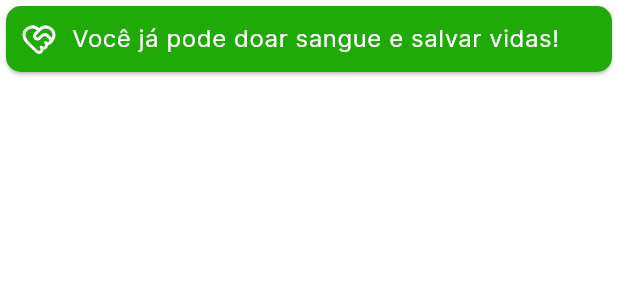
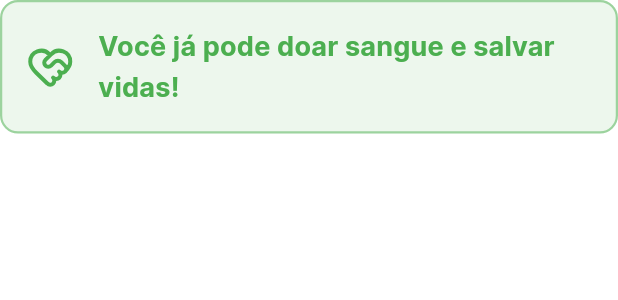
Before and after one commit to Murilo-Carazato/vitalink, a Flutter app: the ReadyStatusCard widget shown alone on an empty page, opened directly, on a phone screen of 412 x 824 dp. Shown: the top 300 px of the screen. Run offline on Flutter 3.47's test engine with Material 3 defaults, Android fonts, the phone set to English and light mode, and no system bars; our stand-ins replace brasil_fields, carousel_slider, firebase_core, firebase_messaging, geolocator, introduction_screen and 4 more; accounts and stored records are empty; network calls fail; statements that could not run were skipped; project files that could hold a hidden picture were left out.

Commit message:
refactor(card): melhorar visual do ReadyStatusCard

```diff
--- a/mobile/lib/src/components/card_home_status/ready_status_card.dart
+++ b/mobile/lib/src/components/card_home_status/ready_status_card.dart
@@ -1,30 +1,44 @@
 import 'package:flutter/material.dart';
 import 'package:lucide_icons/lucide_icons.dart';
-import 'package:vitalink/styles.dart';
 
 class ReadyStatusCard extends StatelessWidget {
   const ReadyStatusCard({super.key});
 
   @override
   Widget build(BuildContext context) {
-    return Card(
-        clipBehavior: Clip.antiAlias,
-        shape: RoundedRectangleBorder(borderRadius: BorderRadius.circular(10)),
-        color: Styles.green,
-        child: Padding(
-          padding: const EdgeInsets.all(10),
-          child: Flex(
-            direction: Axis.horizontal,
-            mainAxisAlignment: MainAxisAlignment.start,
-            children: [
-              const Icon(
-                LucideIcons.heartHandshake,
-                color: Colors.white,
+    final theme = Theme.of(context);
+    final cardColor = Colors.green; // Cor base para o status "pronto"
+
+    return Container(
+      width: double.infinity,
+      padding: const EdgeInsets.all(16),
+      decoration: BoxDecoration(
+        color: cardColor.withOpacity(0.1),
+        borderRadius: BorderRadius.circular(12),
+        border: Border.all(
+          color: cardColor.withOpacity(0.5),
+          width: 1.5,
+        ),
+      ),
+      child: Row(
+        children: [
+          Icon(
+            LucideIcons.heartHandshake,
+            color: cardColor,
+            size: 32,
+          ),
+          const SizedBox(width: 16),
+          Expanded(
+            child: Text(
+              'Você já pode doar sangue e salvar vidas!',
+              style: theme.textTheme.titleMedium?.copyWith(
+                fontWeight: FontWeight.bold,
+                color: cardColor,
               ),
-              const SizedBox(width: 10),
-              Flexible(child: Text('Você já pode doar sangue e salvar vidas!', style: Theme.of(context).textTheme.bodySmall!.copyWith(color: Colors.white), softWrap: true))
-            ],
+            ),
           ),
-        ));
+        ],
+      ),
+    );
   }
 }
```
